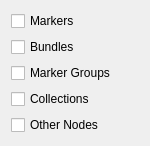
Above: python/mmSolver/tools/removesolvernodes/ui/removesolvernodes_layout.ui from david-cattermole/mayaMatchMoveSolver before the change. Below: the same form after it.
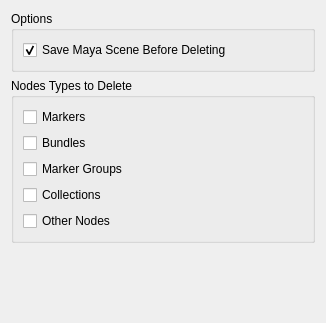
That is the form after the change.

Commit message:
Add confirmation to Remove Solver Nodes tool, and 'save scene' feature.
The options in the UI will be saved and reloaded the next time the user
opens the UI.

```diff
--- a/python/mmSolver/tools/removesolvernodes/ui/removesolvernodes_layout.ui
+++ b/python/mmSolver/tools/removesolvernodes/ui/removesolvernodes_layout.ui
@@ -6,8 +6,8 @@
    <rect>
     <x>0</x>
     <y>0</y>
-    <width>150</width>
-    <height>129</height>
+    <width>326</width>
+    <height>323</height>
    </rect>
   </property>
   <property name="windowTitle">
@@ -15,6 +15,29 @@
   </property>
   <layout class="QVBoxLayout" name="main_verticalLayout">
    <item>
+    <widget class="QGroupBox" name="options_groupBox">
+     <property name="title">
+      <string>Options</string>
+     </property>
+     <layout class="QVBoxLayout" name="verticalLayout">
+      <item>
+       <widget class="QCheckBox" name="saveSceneBefore_checkBox">
+        <property name="text">
+         <string>Save Maya Scene Before Deleting</string>
+        </property>
+        <property name="checked">
+         <bool>true</bool>
+        </property>
+       </widget>
+      </item>
+     </layout>
+    </widget>
+   </item>
+   <item>
+    <widget class="QGroupBox" name="nodeTypes_groupBox">
+     <property name="title">
+      <string>Nodes Types to Delete</string>
+     </property>
     <layout class="QVBoxLayout" name="checkboxes_verticalLayout">
      <item>
       <widget class="QCheckBox" name="markers_checkBox">
@@ -52,6 +75,20 @@
       </widget>
      </item>
     </layout>
+    </widget>
+   </item>
+   <item>
+    <spacer name="verticalSpacer">
+     <property name="orientation">
+      <enum>Qt::Vertical</enum>
+     </property>
+     <property name="sizeHint" stdset="0">
+      <size>
+       <width>20</width>
+       <height>40</height>
+      </size>
+     </property>
+    </spacer>
    </item>
   </layout>
  </widget>
```
Lines whose indentation alone changed are shown as unchanged. The commit also changes 4 other files.
